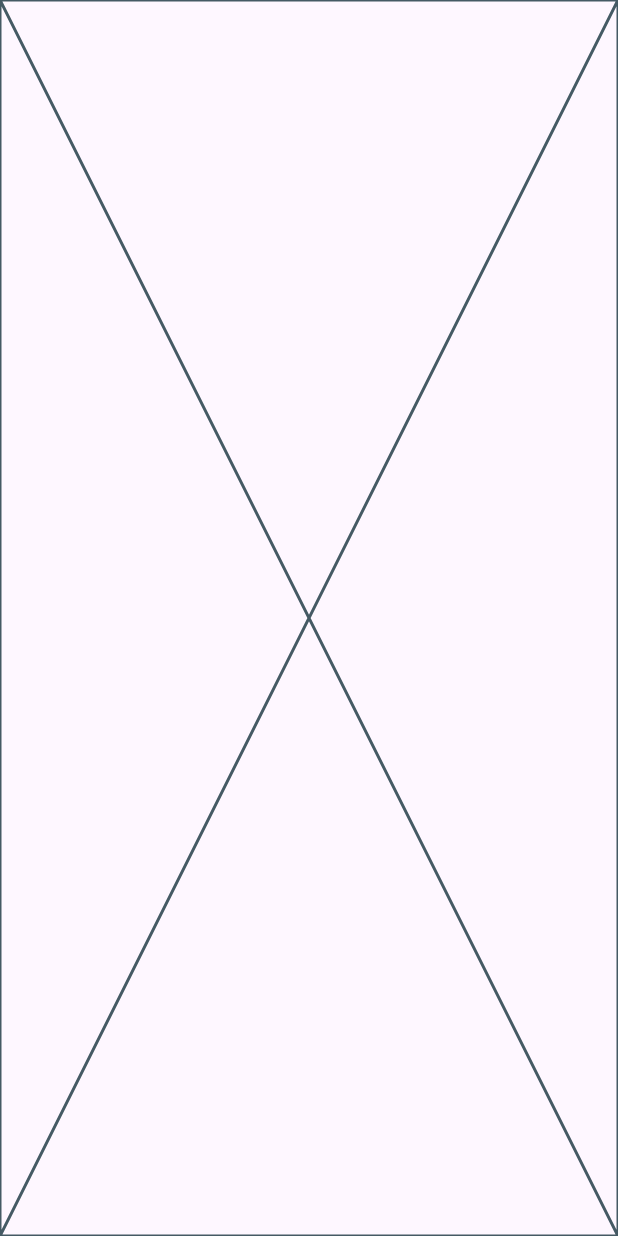
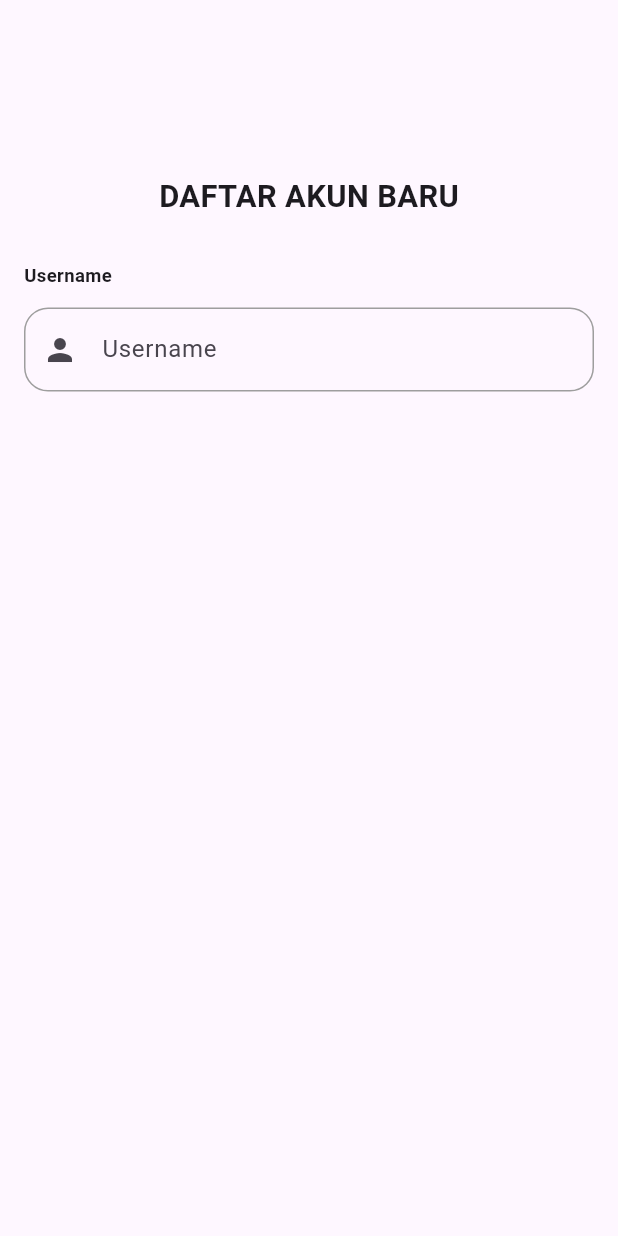
Before and after one commit to LYChubby/TernakKenariAppRestAPI_009, a Flutter app: the RegisterScreen screen opened directly, on a phone screen of 412 x 824 dp. Run offline on Flutter 3.47's test engine with Material 3 defaults, Android fonts, the phone set to English and light mode, and no system bars; our stand-ins replace bloc, dartz, dropdown_button2, flutter_secure_storage; accounts and stored records are empty.

Commit message:
Membuat CustomTextField Username

```diff
--- a/lib/presentation/auth/register_screen.dart
+++ b/lib/presentation/auth/register_screen.dart
@@ -1,3 +1,5 @@
+import 'package:canary_template/core/components/custom_text_field.dart';
+import 'package:canary_template/core/components/spaces.dart';
 import 'package:flutter/material.dart';
 
 class RegisterScreen extends StatefulWidget {
@@ -35,6 +37,39 @@ class _RegisterScreenState extends State<RegisterScreen> {
 
   @override
   Widget build(BuildContext context) {
-    return const Placeholder();
+    return Scaffold(
+      body: SingleChildScrollView(
+        child: Form(
+          key: _key,
+          child: Padding(
+            padding: EdgeInsets.all(16.0),
+            child: Column(
+              mainAxisAlignment: MainAxisAlignment.center,
+              children: [
+                const SpaceHeight(100),
+                Text(
+                  "DAFTAR AKUN BARU",
+                  style: TextStyle(
+                    fontSize: MediaQuery.of(context).size.width * 0.05,
+                    fontWeight: FontWeight.bold,
+                  ),
+                ),
+                const SpaceHeight(30),
+                CustomTextField(
+                  controller: namaController,
+                  label: "Username",
+                  validator: "Username tidak boleh kosong",
+                  prefixIcon: Padding(
+                    padding: const EdgeInsets.all(8.0),
+                    child: Icon(Icons.person),
+                  ),
+                ),
+                const SpaceHeight(25),
+              ],
+            ),
+          ),
+        ),
+      ),
+    );
   }
 }
```
